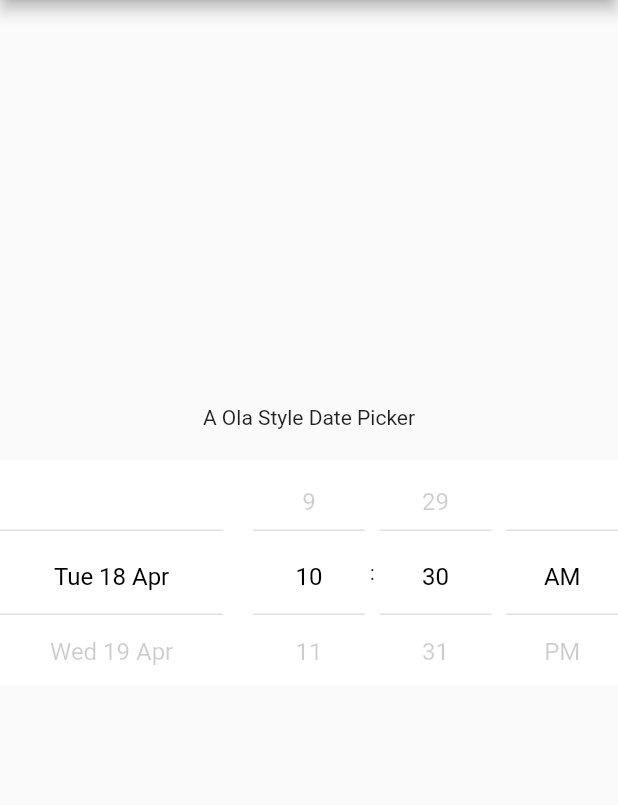
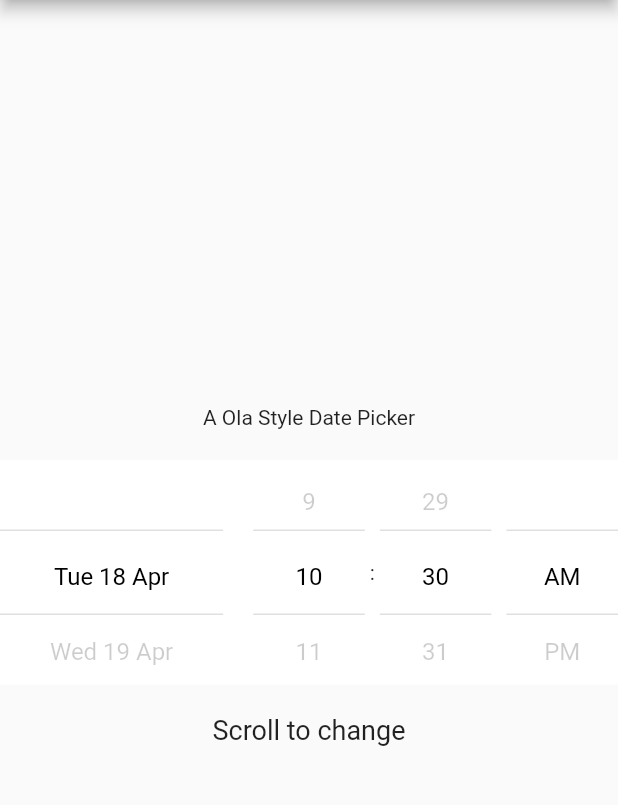
Before and after one commit to Nagaraj-kumaravel/ola_style_datetime_picker, a Flutter app: the screen it shows after launch, on a phone screen of 412 x 824 dp, the part 84-889 px from its top. Run offline on Flutter 3.47's test engine with Material 2 defaults, Android fonts, the phone set to English and light mode, and no system bars.

```diff
--- a/example/lib/main.dart
+++ b/example/lib/main.dart
@@ -1,4 +1,5 @@
 import 'package:flutter/material.dart';
+import 'package:intl/intl.dart';
 import 'package:ola_style_datetime_picker/ola_style_datetime_picker.dart';
 
 void main() {
@@ -33,7 +34,7 @@ class MyHomePage extends StatefulWidget {
 }
 
 class _MyHomePageState extends State<MyHomePage> {
-  String selectedTime='';
+  DateTime? selectedTime;
 
 
   @override
@@ -51,13 +52,13 @@ class _MyHomePageState extends State<MyHomePage> {
           OlaStyleDateTimePicker(startDate: DateTime.now(), endDate: DateTime.now().add(Duration(days: 365*2)), selectedDate: DateTime.now(),
               onChanged:(dateTime){
                 setState(() {
-                  selectedTime = dateTime.toString();
+                  selectedTime = dateTime;
                 });
           }),
           SizedBox(height: 20,),
           Align(
             alignment: Alignment.center,
-              child: Text(selectedTime,
+              child: Text(selectedTime!=null?DateFormat('dd-MM-yyyy').format(selectedTime!):'Scroll to change',
               style: TextStyle(
                 fontSize: 18
               ),))
--- a/example/pubspec.yaml
+++ b/example/pubspec.yaml
@@ -37,6 +37,8 @@ dependencies:
   cupertino_icons: ^1.0.2
   ola_style_datetime_picker:
     path: ../
+
+  intl: ^0.17.0
 
 dev_dependencies:
   flutter_test:
```
Also changed, not shown: example/pubspec.lock, images/datetimepicker.jpg (added).
